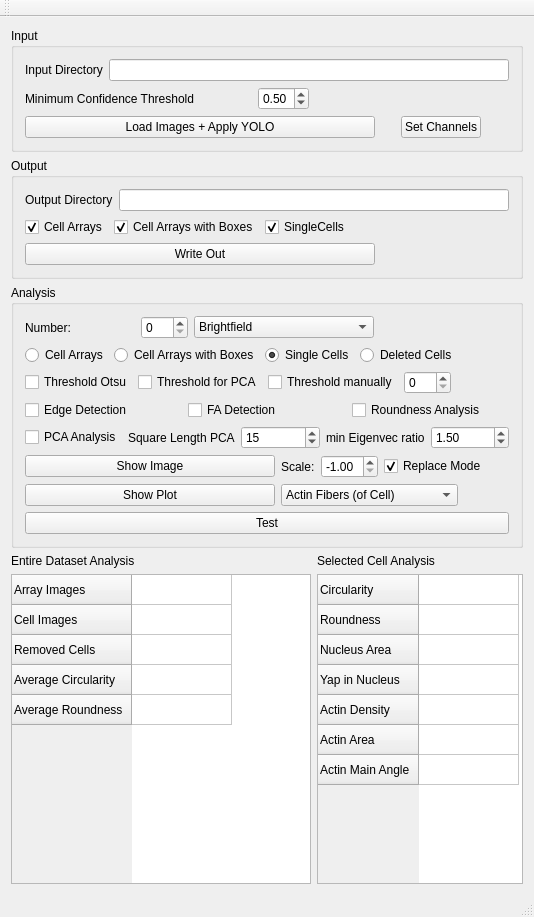
This is CellForceAnalyzer/src/WindowMain.ui in Kinbischi/CellForceAnalyzer as Qt 5 draws it before an edit. The edited form follows.
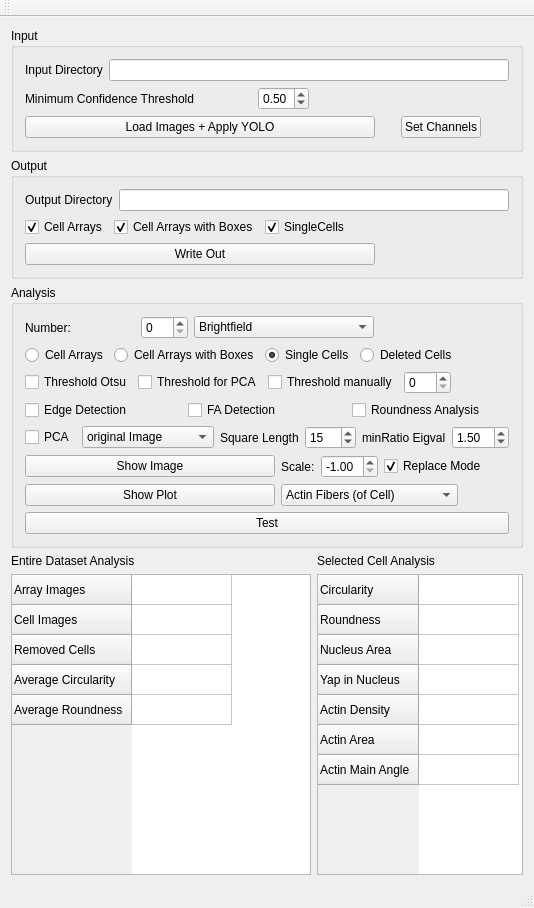
This is the edited form.

Commit message: thresholding optimized for every square works

```diff
--- a/CellForceAnalyzer/src/WindowMain.ui
+++ b/CellForceAnalyzer/src/WindowMain.ui
@@ -7,7 +7,7 @@
     <x>0</x>
     <y>0</y>
     <width>534</width>
-    <height>917</height>
+    <height>908</height>
    </rect>
   </property>
   <property name="sizePolicy">
@@ -524,14 +524,39 @@
            <item>
             <widget class="QCheckBox" name="checkBox_pcaAnalysis">
              <property name="text">
-              <string>PCA Analysis</string>
+              <string>PCA</string>
              </property>
             </widget>
            </item>
+           <item>
+            <widget class="QComboBox" name="comboBox_PCA">
+             <property name="minimumSize">
+              <size>
+               <width>120</width>
+               <height>0</height>
+              </size>
+             </property>
+             <item>
+              <property name="text">
+               <string>original Image</string>
+              </property>
+             </item>
+             <item>
+              <property name="text">
+               <string>thresholded Image</string>
+              </property>
+             </item>
+             <item>
+              <property name="text">
+               <string>intensity based</string>
+              </property>
+             </item>
+            </widget>
+           </item>
            <item>
             <widget class="QLabel" name="label_4">
              <property name="text">
-              <string>Square Length PCA</string>
+              <string>Square Length</string>
              </property>
             </widget>
            </item>
@@ -545,7 +570,7 @@
            <item>
             <widget class="QLabel" name="label_9">
              <property name="text">
-              <string>min Eigenvec ratio</string>
+              <string>minRatio Eigval</string>
              </property>
             </widget>
            </item>
```
The commit also changes 5 other files.
